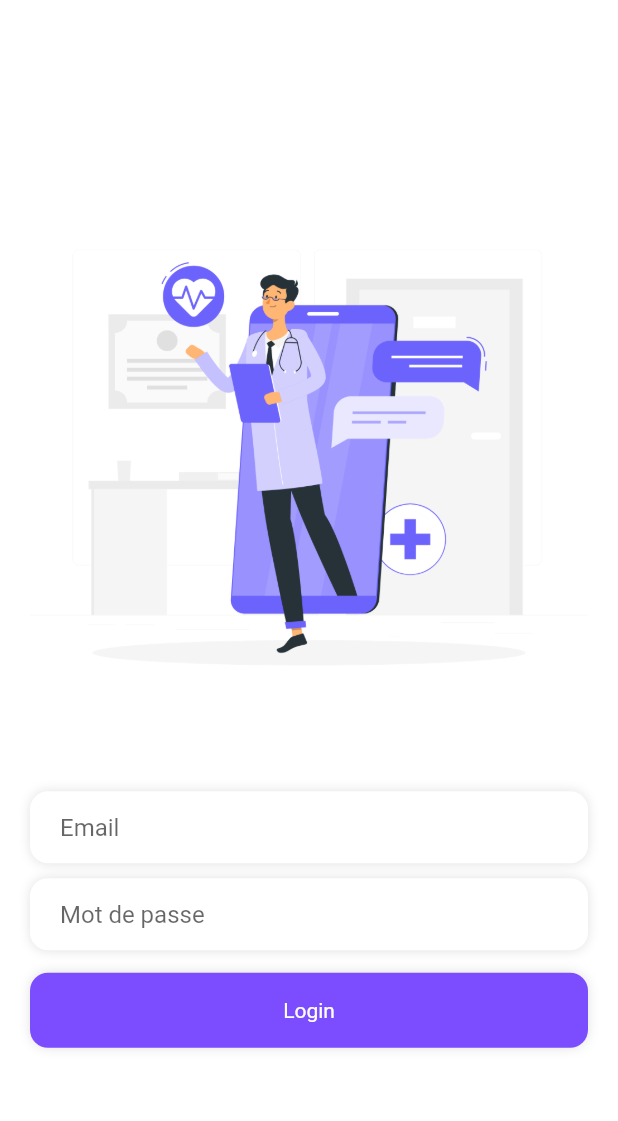
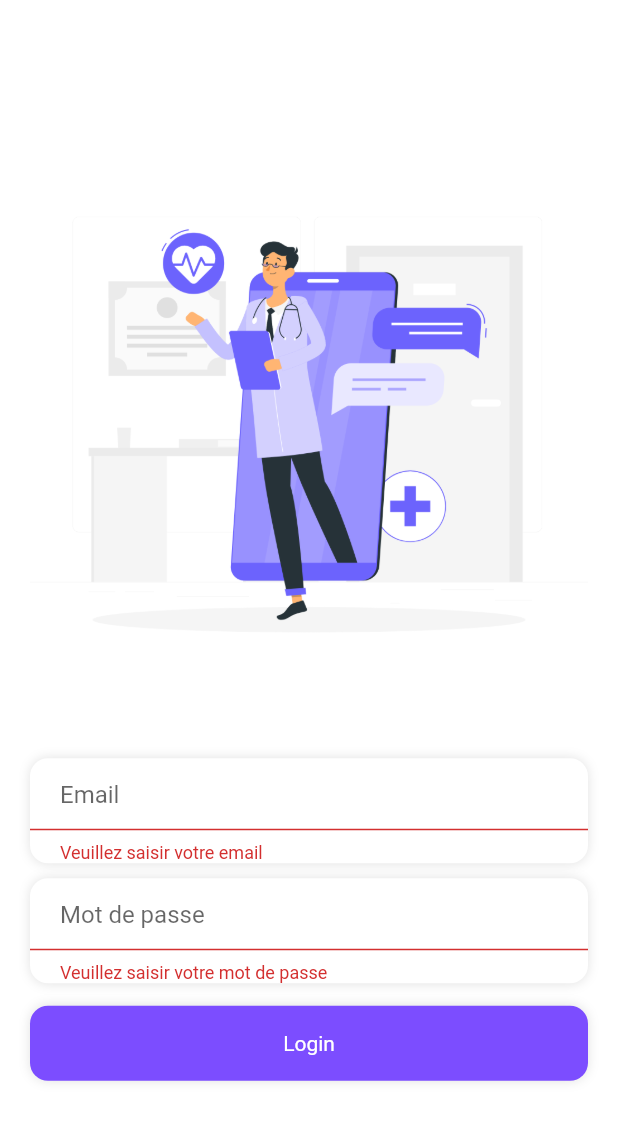
Before and after one commit to aymenbouf/Letzcare, a Flutter app: the screen it shows after launch, after a tap on "Login", on a phone screen of 412 x 824 dp. Shown: the top 1121 px of the screen. Run offline on Flutter 3.47's test engine with Material 2 defaults, Android fonts, the phone set to English and light mode, and no system bars; our stand-ins replace built_collection, built_value, chopper, email_validator, firebase_core, firebase_messaging and 3 more; accounts and stored records are empty; generated files the repository leaves out were written again.

Commit message:
login + toast

```diff
--- a/lib/network/chopper_api.dart
+++ b/lib/network/chopper_api.dart
@@ -1,5 +1,6 @@
 import 'dart:convert';
 import "dart:async";
+import 'package:letzcqre/models/auth/built_login.dart';
 import 'package:letzcqre/models/office/built_connect_office.dart';
 import 'package:letzcqre/models/office/built_my_offices.dart';
 import 'package:letzcqre/models/profile/built_me.dart';
@@ -12,18 +13,26 @@ part 'chopper_api.chopper.dart';
 abstract class Chopper_Api extends ChopperService {
   @Get(path: 'profile')
   Future<Response<MeModel>> getMe(@Header('Authorization') String token);
+
   @Get(path: 'my-offices')
   Future<Response<MyofficesModel>> getMyOffices(@Header('Authorization') String token);
+
   @Get(path: 'offices/{id}/connect')
   Future<Response<OfficeConnectionResponse>> getConnOffice(
       @Path('id') int id, @Header('Authorization') String token);
+
   @Get(path: 'offices/disconnect')
   Future<Response<OfficeConnectionResponse>> getDisConnOffice(
        @Header('Authorization') String token);
 
+  @Post(path: 'login')
+  Future<Response<LoginModel>> login(
+      @Body() AuthModel body,
+      );
+
   static Chopper_Api create() {
     final client = ChopperClient(
-        baseUrl: ' http://letzcare.dev-it.me/api/',
+        baseUrl: 'http://letzcare.dev-it.me/api/office/',
         services: [
           _$Chopper_Api(),
         ],
--- a/lib/network/serializers.dart
+++ b/lib/network/serializers.dart
@@ -27,7 +27,8 @@ part 'serializers.g.dart';
   DataModel,
   OfficeConnectionResponse,
   LogoutModel,
-  LoginModel
+  LoginModel,
+  AuthModel
 ])
 final Serializers serializers =
     (_$serializers.toBuilder()..addPlugin(StandardJsonPlugin())).build();
--- a/lib/screens/login.dart
+++ b/lib/screens/login.dart
@@ -1,6 +1,15 @@
+import 'dart:convert';
+
 import 'package:email_validator/email_validator.dart';
+import 'package:firebase_messaging/firebase_messaging.dart';
 import 'package:flutter/material.dart';
+import 'package:fluttertoast/fluttertoast.dart';
 import 'package:google_fonts/google_fonts.dart';
+import 'package:letzcqre/models/auth/built_login.dart';
+import 'package:letzcqre/network/chopper_api.dart';
+import 'package:letzcqre/screens/offices.dart';
+import 'package:provider/provider.dart';
+import 'package:shared_preferences/shared_preferences.dart';
 
 class LoginScreen extends StatefulWidget {
   const LoginScreen({Key? key}) : super(key: key);
@@ -96,7 +105,7 @@ class _LoginScreenState extends State<LoginScreen> {
                 ),
                 GestureDetector(
                   onTap: (){
-                    //login();
+                    login();
                   },
                   child: Container(
                     height: 50,
@@ -128,4 +137,38 @@ class _LoginScreenState extends State<LoginScreen> {
       ),
     );
   }
+
+  void login() async {
+    if(_formKey.currentState!.validate()){
+      setState(() {
+        loading = true;
+      });
+      fcm_token = await FirebaseMessaging.instance.getToken();
+      final authbody = AuthModel(
+            (b) => b
+          ..email = email
+          ..password = password
+          ..fcm_token = fcm_token,
+      );
+      var res = await Provider.of<Chopper_Api>(context,listen: false).login(authbody);
+      if (res.statusCode == 200){
+        SharedPreferences localStorage = await SharedPreferences.getInstance();
+        localStorage.setString('access_token', res.body!.access_token);
+        var user = jsonDecode(res.bodyString)['user'];
+        localStorage.setString('user', json.encode(jsonDecode(res.bodyString)['user']));
+        setState(() {
+          loading = false;
+        });
+          Navigator.pushReplacement(context, MaterialPageRoute(builder: (context)=> const OfficesScreen()));
+      }else{
+        if (res.statusCode == 404){
+          Fluttertoast.showToast(
+              msg: "Mot de passe ou email incorrecte",
+              backgroundColor: Colors.redAccent,
+              fontSize: 18);
+        }
+      }
+    }
+  }
+
 }
--- a/pubspec.yaml
+++ b/pubspec.yaml
@@ -43,6 +43,7 @@ dependencies:
   firebase_core: ^1.19.2
   email_validator: ^2.0.1
   google_fonts: ^3.0.1
+  fluttertoast: ^8.0.9
 
 dev_dependencies:
   flutter_test:
```
Also changed, not shown: lib/network/chopper_api.chopper.dart, lib/network/serializers.g.dart, pubspec.lock, 2 other files.
